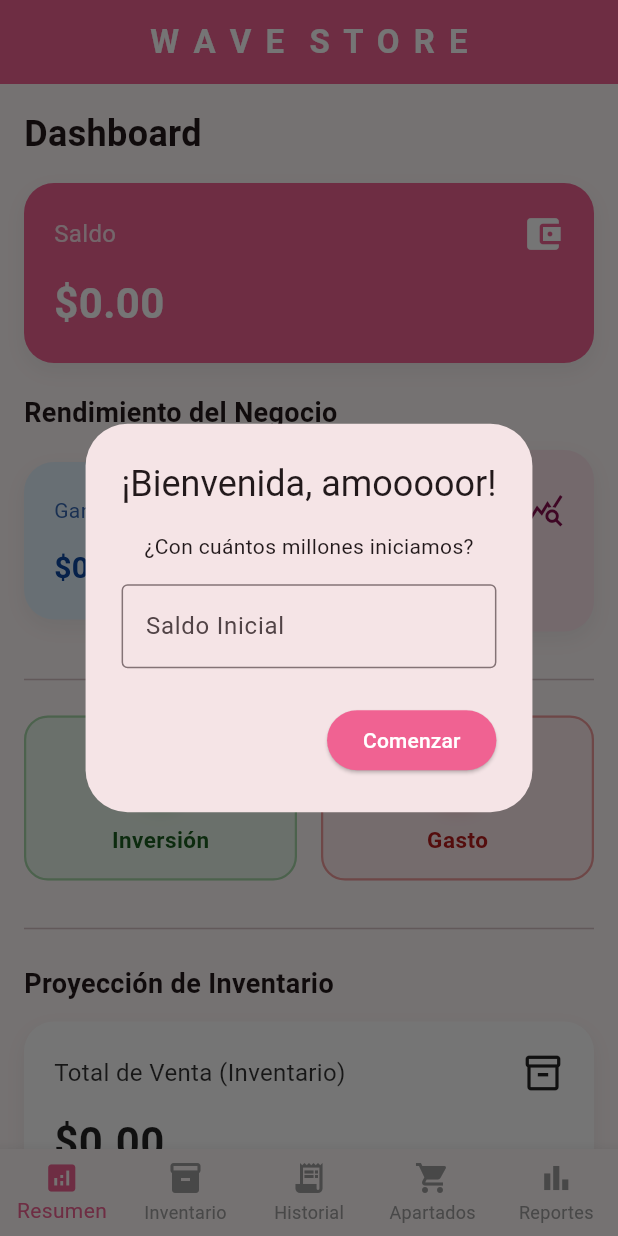
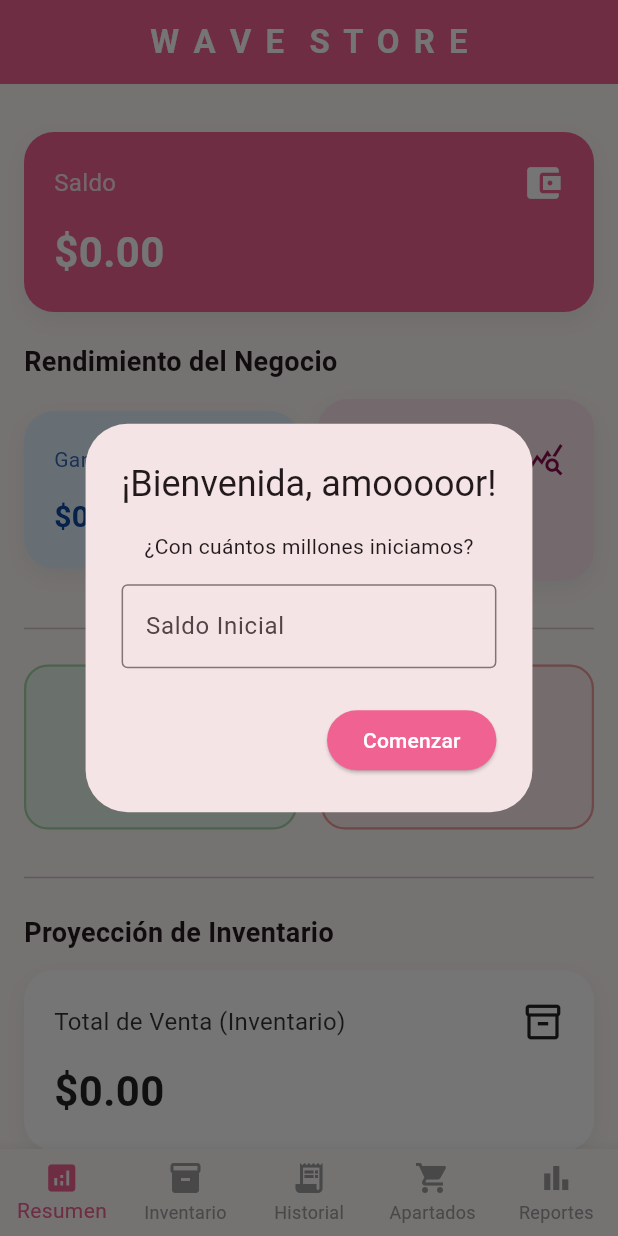
Before and after one commit to sunadyp/wavestore_app, a Flutter app: the screen it shows after launch, on a phone screen of 412 x 824 dp. Run offline on Flutter 3.47's test engine with Material 3 defaults, Android fonts, the phone set to English and light mode, and no system bars; our stand-ins replace fl_chart, pdf, printing, shared_preferences.

Commit message:
Arreglo de textos

```diff
--- a/lib/ui/screens/dashboard_screen.dart
+++ b/lib/ui/screens/dashboard_screen.dart
@@ -15,14 +15,14 @@ class DashboardScreen extends StatelessWidget {
       context: context,
       builder: (ctx) => AlertDialog(
         shape: RoundedRectangleBorder(borderRadius: BorderRadius.circular(20)),
-        title: Text(esInversion ? 'Añadir Inversión' : 'Registrar Gasto'),
+        title: Text(esInversion ? 'Añadir Ingreso' : 'Registrar Gasto'),
         content: Column(
           mainAxisSize: MainAxisSize.min,
           children: [
             TextField(
               controller: controllerDesc,
               decoration: const InputDecoration(
-                labelText: 'Descripción (Ej. Pago de luz)',
+                labelText: 'Descripción',
               ),
               textCapitalization: TextCapitalization.sentences,
             ),
@@ -45,7 +45,7 @@ class DashboardScreen extends StatelessWidget {
           ),
           ElevatedButton(
             style: ElevatedButton.styleFrom(
-              backgroundColor: esInversion ? Colors.blue : Colors.red,
+              backgroundColor: esInversion ? const Color.fromARGB(255, 217, 91, 186) : const Color.fromARGB(255, 217, 91, 186),
               foregroundColor: Colors.white,
               shape: RoundedRectangleBorder(borderRadius: BorderRadius.circular(10)),
             ),
@@ -81,7 +81,6 @@ class DashboardScreen extends StatelessWidget {
     return ListView(
       padding: const EdgeInsets.all(16.0),
       children: [
-        const Text('Dashboard', style: TextStyle(fontSize: 24, fontWeight: FontWeight.bold)),
         const SizedBox(height: 16),
 
         // Tarjeta de Saldo Principal
@@ -130,7 +129,7 @@ class DashboardScreen extends StatelessWidget {
           children: [
             Expanded(
               child: _BotonAccionRapida(
-                titulo: 'Inversión',
+                titulo: 'Ingreso',
                 icono: Icons.trending_up_rounded,
                 colorBase: Colors.green,
                 onTap: () => _mostrarDialogoDinero(context, esInversion: true),
```
